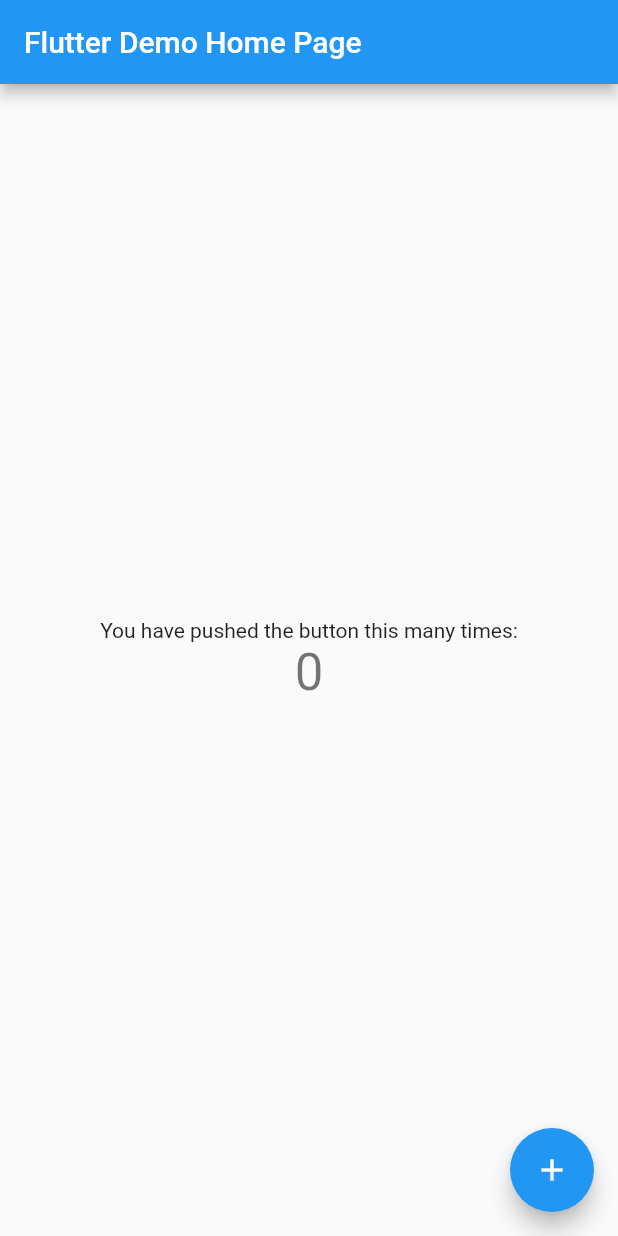
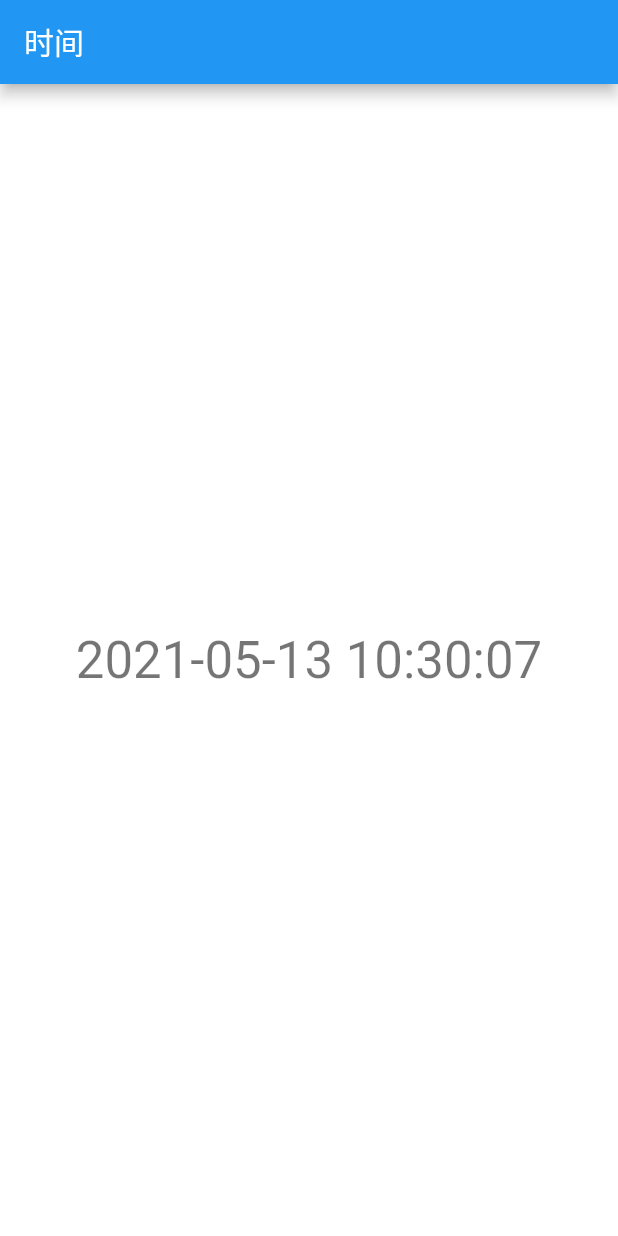
Before and after one commit to Jormunganders/DysonSphere, a Flutter app: the screen it shows after launch, on a phone screen of 412 x 824 dp. Run offline on Flutter 3.47's test engine with Material 2 defaults, Android fonts, the phone set to English and light mode, and no system bars.

Commit message:
1. 增加 TimePage 2. 修改 Android 端名称

```diff
--- /dev/null
+++ b/lib/base/utils/time_utils.dart
@@ -0,0 +1,10 @@
+class TimeUtils {
+  /// 解析时间戳
+  static String parseTimestamp(int timestamp) {
+    return parseDateTime(DateTime.fromMillisecondsSinceEpoch(timestamp));
+  }
+
+  static String parseDateTime(DateTime date) =>
+      "${date.year.toString()}-${date.month.toString().padLeft(2, '0')}-${date.day.toString().padLeft(2, '0')} "
+          "${date.hour.toString().padLeft(2, '0')}:${date.minute.toString().padLeft(2, '0')}:${date.second.toString().padLeft(2, '0')}";
+}
--- /dev/null
+++ b/lib/base/values.dart
@@ -0,0 +1 @@
+const APP_NAME = "香瓜";
--- a/lib/main.dart
+++ b/lib/main.dart
@@ -1,4 +1,6 @@
+import 'package:dyson_spherec_calculator/sky/pages/time_page.dart';
 import 'package:flutter/material.dart';
+import 'package:dyson_spherec_calculator/base/values.dart';
 
 void main() {
   runApp(MyApp());
@@ -9,92 +11,58 @@
   @override
   Widget build(BuildContext context) {
     return MaterialApp(
-      title: 'Flutter Demo',
+      title: APP_NAME,
       theme: ThemeData(
-        // This is the theme of your application.
-        //
-        // Try running your application with "flutter run". You'll see the
-        // application has a blue toolbar. Then, without quitting the app, try
-        // changing the primarySwatch below to Colors.green and then invoke
-        // "hot reload" (press "r" in the console where you ran "flutter run",
-        // or simply save your changes to "hot reload" in a Flutter IDE).
-        // Notice that the counter didn't reset back to zero; the application
-        // is not restarted.
         primarySwatch: Colors.blue,
       ),
-      home: MyHomePage(title: 'Flutter Demo Home Page'),
+      home: HomePage(),
     );
   }
 }
 
-class MyHomePage extends StatefulWidget {
-  MyHomePage({Key key, this.title}) : super(key: key);
+const HOME_PAGE_NAME = "时间";
 
-  // This widget is the home page of your application. It is stateful, meaning
-  // that it has a State object (defined below) that contains fields that affect
-  // how it looks.
-
-  // This class is the configuration for the state. It holds the values (in this
-  // case the title) provided by the parent (in this case the App widget) and
-  // used by the build method of the State. Fields in a Widget subclass are
-  // always marked "final".
-
-  final String title;
-
+/// todo: 之后进行分离
+class HomePage extends StatefulWidget {
   @override
-  _MyHomePageState createState() => _MyHomePageState();
+  _HomePageState createState() => _HomePageState();
 }
 
-class _MyHomePageState extends State<MyHomePage> {
+class _HomePageState extends State<HomePage> {
+  @override
+  Widget build(BuildContext context) {
+    return Scaffold(
+      appBar: AppBar(
+        title: Text(HOME_PAGE_NAME),
+      ),
+      body: TimePage(),
+    );
+  }
+}
+
+/// 暂时不用
+class DemoPage extends StatefulWidget {
+  @override
+  State<StatefulWidget> createState() => _DemoPageState();
+}
+
+class _DemoPageState extends State<DemoPage> {
   int _counter = 0;
 
   void _incrementCounter() {
     setState(() {
-      // This call to setState tells the Flutter framework that something has
-      // changed in this State, which causes it to rerun the build method below
-      // so that the display can reflect the updated values. If we changed
-      // _counter without calling setState(), then the build method would not be
-      // called again, and so nothing would appear to happen.
       _counter++;
     });
   }
 
   @override
   Widget build(BuildContext context) {
-    // This method is rerun every time setState is called, for instance as done
-    // by the _incrementCounter method above.
-    //
-    // The Flutter framework has been optimized to make rerunning build methods
-    // fast, so that you can just rebuild anything that needs updating rather
-    // than having to individually change instances of widgets.
-    return Scaffold(
-      appBar: AppBar(
-        // Here we take the value from the MyHomePage object that was created by
-        // the App.build method, and use it to set our appbar title.
-        title: Text(widget.title),
-      ),
-      body: Center(
-        // Center is a layout widget. It takes a single child and positions it
-        // in the middle of the parent.
+    return Center(
       child: Column(
-          // Column is also a layout widget. It takes a list of children and
-          // arranges them vertically. By default, it sizes itself to fit its
-          // children horizontally, and tries to be as tall as its parent.
-          //
-          // Invoke "debug painting" (press "p" in the console, choose the
-          // "Toggle Debug Paint" action from the Flutter Inspector in Android
-          // Studio, or the "Toggle Debug Paint" command in Visual Studio Code)
-          // to see the wireframe for each widget.
-          //
-          // Column has various properties to control how it sizes itself and
-          // how it positions its children. Here we use mainAxisAlignment to
-          // center the children vertically; the main axis here is the vertical
-          // axis because Columns are vertical (the cross axis would be
-          // horizontal).
         mainAxisAlignment: MainAxisAlignment.center,
         children: <Widget>[
           Text(
-              'You have pushed the button this many times:',
+            '计数:',
           ),
           Text(
             '$_counter',
@@ -102,12 +70,6 @@
           ),
         ],
       ),
-      ),
-      floatingActionButton: FloatingActionButton(
-        onPressed: _incrementCounter,
-        tooltip: 'Increment',
-        child: Icon(Icons.add),
-      ), // This trailing comma makes auto-formatting nicer for build methods.
     );
   }
 }
--- /dev/null
+++ b/lib/sky/pages/time_page.dart
@@ -0,0 +1,43 @@
+import 'dart:async';
+
+import 'package:dyson_spherec_calculator/base/utils/time_utils.dart';
+import 'package:flutter/material.dart';
+import 'package:flutter/widgets.dart';
+
+/// 只是一个单纯显示时间的页面
+class TimePage extends StatefulWidget {
+  @override
+  State<StatefulWidget> createState() => _TimePageState();
+}
+
+class _TimePageState extends State<TimePage> {
+  Timer _timer;
+  var _duration = Duration(seconds: 1);
+
+  @override
+  void didChangeDependencies() {
+    super.didChangeDependencies();
+    _timer = Timer.periodic(_duration, (timer) {
+      setState(() {});
+    });
+  }
+
+  @override
+  Widget build(BuildContext context) {
+    return Container(
+      child: Center(
+        child: Text(
+          TimeUtils.parseDateTime(DateTime.now()),
+          style: Theme.of(context).textTheme.headline4,
+        ),
+      ),
+      color: Colors.white,
+    );
+  }
+
+  @override
+  void dispose() {
+    super.dispose();
+    _timer.cancel();
+  }
+}
```
Also changed, not shown: 2 other files. Lines whose indentation alone changed are shown as unchanged.
